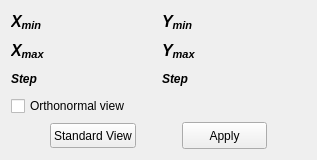
Qt form Windows/rangeadjustments.ui (AdelKS/ZeGrapher) before a commit.
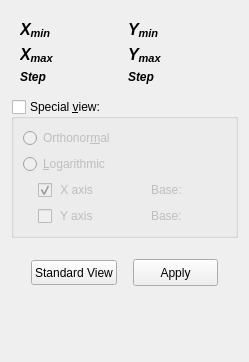
The same form after that commit. Icons and pictures are not drawn.

Commit message: Started modifying code to add a subgrid and logarithmic scale display.

Patch:
```diff
--- a/Windows/rangeadjustments.ui
+++ b/Windows/rangeadjustments.ui
@@ -6,8 +6,8 @@
    <rect>
     <x>0</x>
     <y>0</y>
-    <width>317</width>
-    <height>160</height>
+    <width>249</width>
+    <height>362</height>
    </rect>
   </property>
   <property name="minimumSize">
@@ -29,8 +29,9 @@
    <iconset>
     <normaloff>:/icons/bornes.png</normaloff>:/icons/bornes.png</iconset>
   </property>
-  <layout class="QVBoxLayout" name="verticalLayout">
+  <layout class="QVBoxLayout" name="verticalLayout_4">
    <item>
+    <widget class="QWidget" name="rangeAdjustments" native="true">
     <layout class="QGridLayout" name="gridLayout">
      <item row="1" column="0">
       <widget class="QLabel" name="label_3">
@@ -133,15 +134,158 @@
       <widget class="QWidget" name="widget_2" native="true"/>
      </item>
     </layout>
+    </widget>
    </item>
    <item>
-    <widget class="QCheckBox" name="orthonormal">
+    <widget class="QGroupBox" name="specialView">
+     <property name="title">
+      <string>Special &amp;view:</string>
+     </property>
+     <property name="checkable">
+      <bool>true</bool>
+     </property>
+     <property name="checked">
+      <bool>false</bool>
+     </property>
+     <layout class="QVBoxLayout" name="verticalLayout_3">
+      <item>
+       <widget class="QRadioButton" name="orthonormal">
      <property name="text">
-      <string>Orthonormal view</string>
+         <string>Orthonor&amp;mal</string>
      </property>
     </widget>
    </item>
    <item>
+       <widget class="QRadioButton" name="logScale">
+        <property name="text">
+         <string>&amp;Logarithmic</string>
+        </property>
+       </widget>
+      </item>
+      <item>
+       <widget class="QWidget" name="verticalWidget" native="true">
+        <property name="sizePolicy">
+         <sizepolicy hsizetype="Minimum" vsizetype="Minimum">
+          <horstretch>0</horstretch>
+          <verstretch>0</verstretch>
+         </sizepolicy>
+        </property>
+        <layout class="QVBoxLayout" name="verticalLayout">
+         <property name="leftMargin">
+          <number>15</number>
+         </property>
+         <property name="topMargin">
+          <number>0</number>
+         </property>
+         <property name="bottomMargin">
+          <number>0</number>
+         </property>
+         <item>
+          <layout class="QHBoxLayout" name="xAxisLayout">
+           <item>
+            <widget class="QCheckBox" name="xLogScale">
+             <property name="text">
+              <string> X axis</string>
+             </property>
+             <property name="checked">
+              <bool>true</bool>
+             </property>
+            </widget>
+           </item>
+           <item>
+            <spacer name="horizontalSpacer_4">
+             <property name="orientation">
+              <enum>Qt::Horizontal</enum>
+             </property>
+             <property name="sizeType">
+              <enum>QSizePolicy::Fixed</enum>
+             </property>
+             <property name="sizeHint" stdset="0">
+              <size>
+               <width>40</width>
+               <height>20</height>
+              </size>
+             </property>
+            </spacer>
+           </item>
+           <item>
+            <widget class="QLabel" name="label">
+             <property name="text">
+              <string>Base:</string>
+             </property>
+            </widget>
+           </item>
+          </layout>
+         </item>
+         <item>
+          <layout class="QHBoxLayout" name="yAxisLayout">
+           <item>
+            <widget class="QCheckBox" name="yLogScale">
+             <property name="text">
+              <string> Y axis</string>
+             </property>
+            </widget>
+           </item>
+           <item>
+            <spacer name="horizontalSpacer_5">
+             <property name="orientation">
+              <enum>Qt::Horizontal</enum>
+             </property>
+             <property name="sizeType">
+              <enum>QSizePolicy::Fixed</enum>
+             </property>
+             <property name="sizeHint" stdset="0">
+              <size>
+               <width>40</width>
+               <height>20</height>
+              </size>
+             </property>
+            </spacer>
+           </item>
+           <item>
+            <widget class="QLabel" name="label_8">
+             <property name="text">
+              <string>Base:</string>
+             </property>
+            </widget>
+           </item>
+          </layout>
+         </item>
+        </layout>
+       </widget>
+      </item>
+     </layout>
+    </widget>
+   </item>
+   <item>
+    <widget class="QWidget" name="logScaleWidget" native="true">
+     <property name="sizePolicy">
+      <sizepolicy hsizetype="Minimum" vsizetype="Minimum">
+       <horstretch>0</horstretch>
+       <verstretch>0</verstretch>
+      </sizepolicy>
+     </property>
+     <layout class="QVBoxLayout" name="verticalLayout_2">
+      <property name="spacing">
+       <number>0</number>
+      </property>
+      <property name="leftMargin">
+       <number>0</number>
+      </property>
+      <property name="topMargin">
+       <number>0</number>
+      </property>
+      <property name="rightMargin">
+       <number>0</number>
+      </property>
+      <property name="bottomMargin">
+       <number>0</number>
+      </property>
+     </layout>
+    </widget>
+   </item>
+   <item>
+    <widget class="QWidget" name="buttons" native="true">
     <layout class="QHBoxLayout" name="horizontalLayout">
      <item>
       <spacer name="horizontalSpacer_2">
@@ -215,6 +359,17 @@
       </spacer>
      </item>
     </layout>
+    </widget>
+   </item>
+   <item>
+    <widget class="QWidget" name="widget_3" native="true">
+     <property name="sizePolicy">
+      <sizepolicy hsizetype="Preferred" vsizetype="Preferred">
+       <horstretch>0</horstretch>
+       <verstretch>1</verstretch>
+      </sizepolicy>
+     </property>
+    </widget>
    </item>
   </layout>
  </widget>
```
Lines whose indentation alone changed are shown as unchanged. The commit also changes 12 other files.
